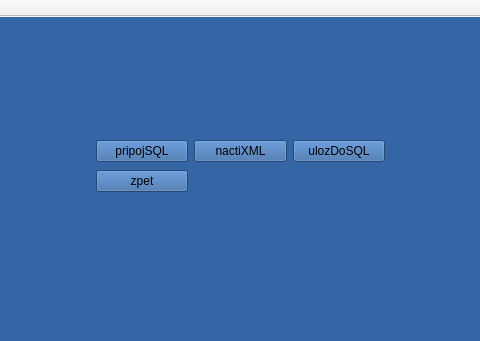
Old version of the form mainwindow.ui in the repository frutabruta/VDV301tester; both pictures show x 195 to 675 and y 0 to 341 of the 800 by 480 pixel window.
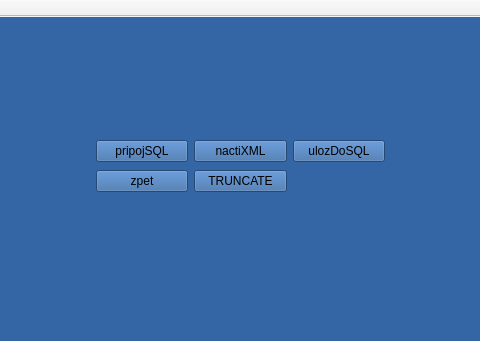
New version of the form.

```diff
--- a/mainwindow.ui
+++ b/mainwindow.ui
@@ -914,6 +914,13 @@
          </property>
         </widget>
        </item>
+       <item row="1" column="1">
+        <widget class="QPushButton" name="tlacitkoTruncate">
+         <property name="text">
+          <string>TRUNCATE</string>
+         </property>
+        </widget>
+       </item>
       </layout>
      </widget>
     </widget>
```
